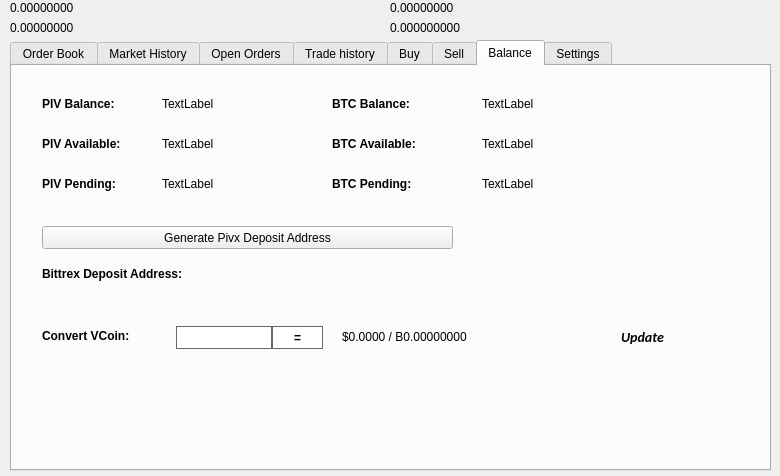
The window that src/qt/forms/tradingdialog.ui (devzx90/bitcoin2) describes before a commit, drawn with Qt 5.
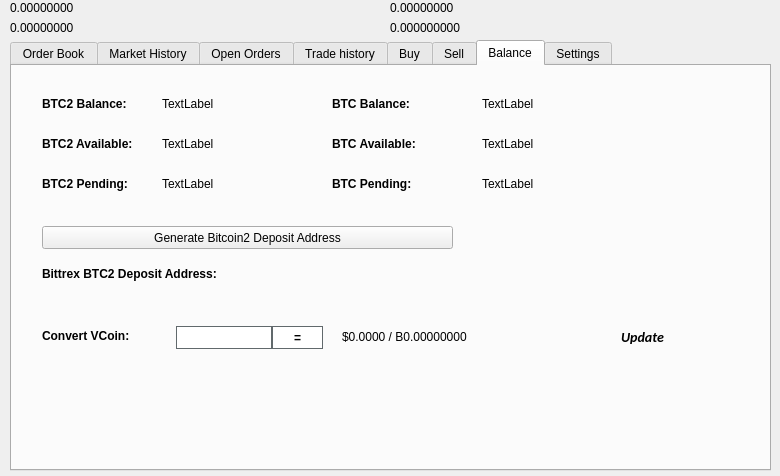
The same window after the commit. The open tabs and pages were chosen to show the change. Icons and pictures are not drawn.

Diff of the .ui file:
```diff
--- a/src/qt/forms/tradingdialog.ui
+++ b/src/qt/forms/tradingdialog.ui
@@ -2762,7 +2762,7 @@
       </font>
      </property>
      <property name="text">
-      <string>PIV Balance:</string>
+      <string>BTC2 Balance:</string>
      </property>
     </widget>
     <widget class="QLabel" name="label_12">
@@ -2813,7 +2813,7 @@
       </font>
      </property>
      <property name="text">
-      <string>PIV Available:</string>
+      <string>BTC2 Available:</string>
      </property>
     </widget>
     <widget class="QLabel" name="label_14">
@@ -2832,7 +2832,7 @@
       </font>
      </property>
      <property name="text">
-      <string>PIV Pending:</string>
+      <string>BTC2 Pending:</string>
      </property>
     </widget>
     <widget class="QLabel" name="PIVPendingLabel">
@@ -2928,7 +2928,7 @@
       </font>
      </property>
      <property name="text">
-      <string>Bittrex Deposit Address:</string>
+      <string>Bittrex BTC2 Deposit Address:</string>
      </property>
     </widget>
     <widget class="QPushButton" name="GenDepositBTN">
@@ -2941,7 +2941,7 @@
       </rect>
      </property>
      <property name="text">
-      <string>Generate Pivx Deposit Address</string>
+      <string>Generate Bitcoin2 Deposit Address</string>
      </property>
      <property name="icon">
       <iconset resource="../pivx.qrc">
```
Left out of the diff: 54 changed lines with no effect on the pictures.
